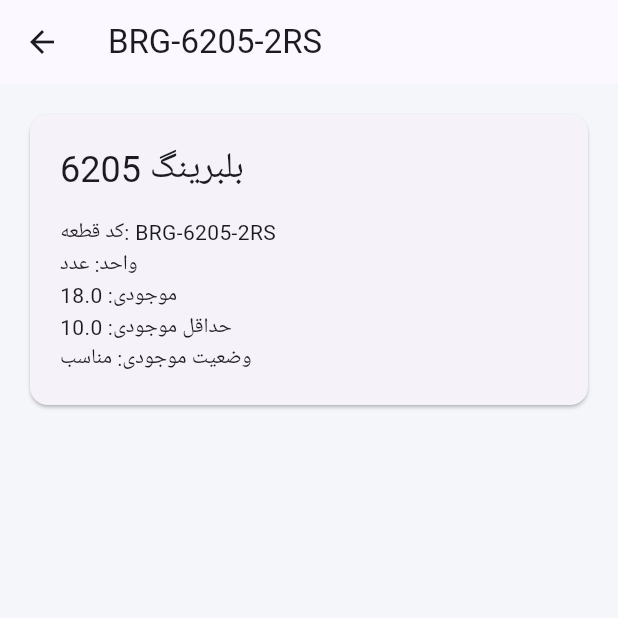
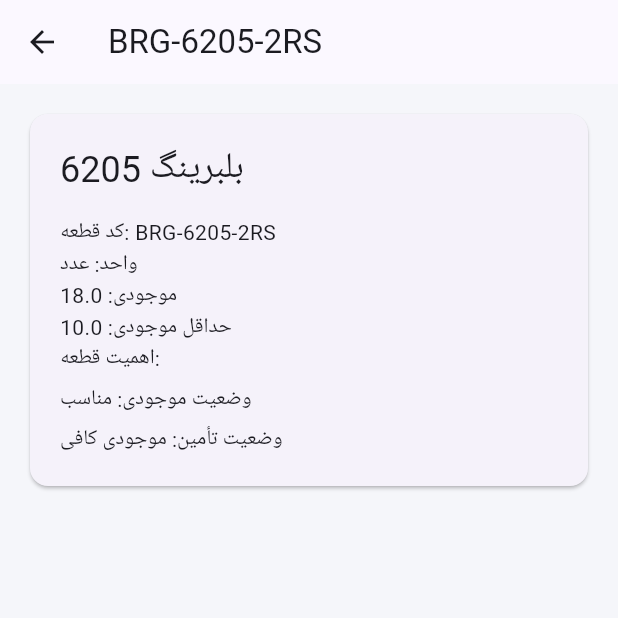
Before and after one commit to naser-khan364/NAK-Smart-cmms, a Flutter app: the SparePartDetailsPage screen opened directly with sample values from the repository, on a phone screen of 412 x 824 dp, the top half of it. Run offline on Flutter 3.47's test engine with Material 3 defaults, Android fonts, the phone set to English and light mode, and no system bars.

Commit message:
feat: enrich spare part details

```diff
--- a/lib/modules/spare_parts/pages/spare_part_details_page.dart
+++ b/lib/modules/spare_parts/pages/spare_part_details_page.dart
@@ -35,10 +35,18 @@ class SparePartDetailsPage extends StatelessWidget {
                   Text('واحد: ${part.unit}'),
                   Text('موجودی: ${part.quantity}'),
                   Text('حداقل موجودی: ${part.minimumStock}'),
+                  Text('اهمیت قطعه: '),
+                  const SizedBox(height: 6),
                   Text(
                     part.isBelowMinimum
                         ? 'وضعیت موجودی: زیر حداقل'
                         : 'وضعیت موجودی: مناسب',
+                  ),
+                  const SizedBox(height: 6),
+                  Text(
+                    part.isBelowMinimum
+                        ? 'کسری موجودی:  '
+                        : 'وضعیت تأمین: موجودی کافی',
                   ),
                 ],
               ),
```
